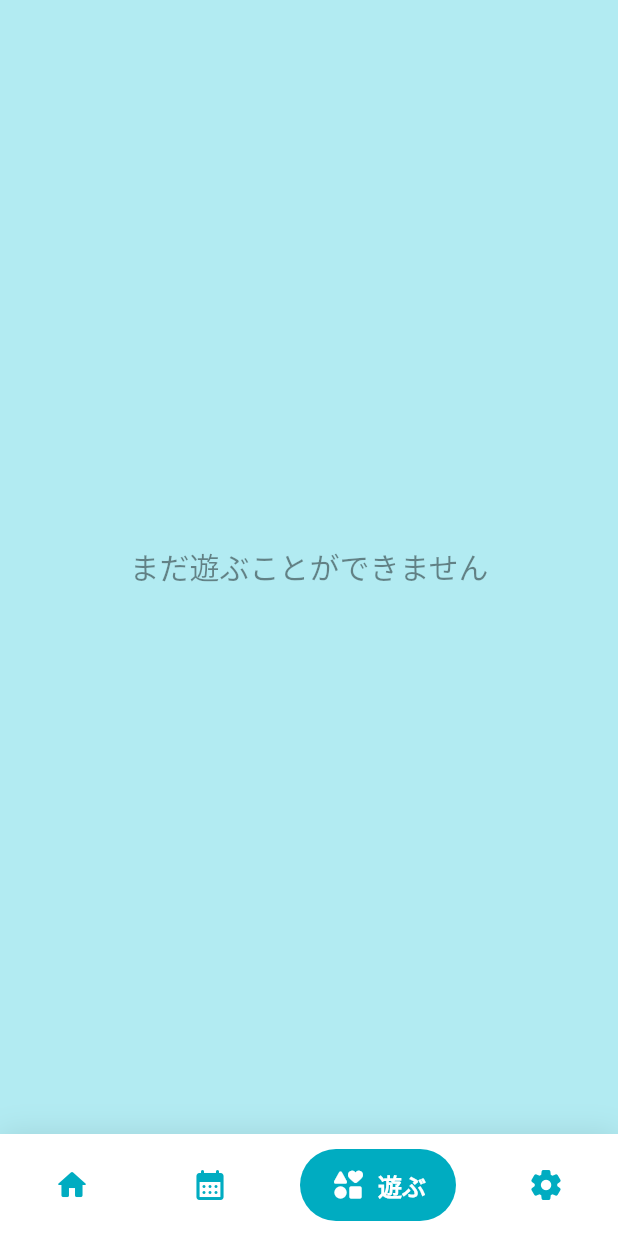
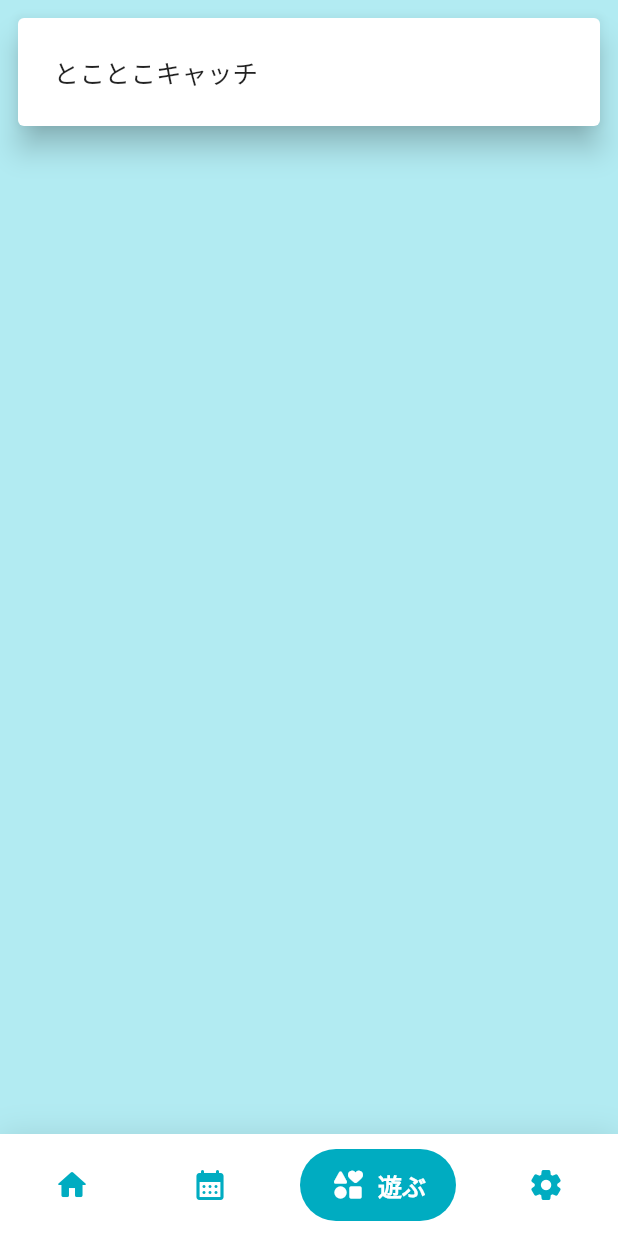
Before and after one commit to agora-creation/to_walk_app, a Flutter app: the screen it shows once a user with an empty profile is signed in, item 3 of the bottom bar chosen, on a phone screen of 412 x 824 dp. Run offline on Flutter 3.47's test engine with Material 2 defaults, Android fonts, the phone set to English and light mode, and no system bars; drawn by our look-alikes of google_nav_bar; our stand-ins replace cloud_firestore, firebase_auth, firebase_core, flutter_datetime_picker, introduction_screen, package_info_plus and 4 more; missing offline and left inert: age_calculator, bottom_picker, flame, health; accounts and stored records are empty; Roboto replaces fonts that are missing (TsunagiGothic).

Commit message:
202303023 commit

```diff
--- a/lib/helpers/style.dart
+++ b/lib/helpers/style.dart
@@ -39,6 +39,19 @@ const kSubTitleStyle = TextStyle(
 
 const healthAPI =
     '1087419833278-vv607sfh4g3am6sp77gvlot7jllju3li.apps.googleusercontent.com';
+
+const nextExpList = {
+  '0': 500,
+  '1': 1000,
+  '2': 1500,
+  '3': 2000,
+  '4': 2500,
+  '5': 3000,
+  '6': 3500,
+  '7': 4000,
+  '8': 4500,
+  '9': 5000,
+};
 
 const genderList = [
   Text('男性'),
--- a/lib/screens/game.dart
+++ b/lib/screens/game.dart
@@ -1,4 +1,6 @@
 import 'package:flutter/material.dart';
+import 'package:to_walk_app/helpers/functions.dart';
+import 'package:to_walk_app/screens/game_first.dart';
 
 class GameScreen extends StatefulWidget {
   const GameScreen({Key? key}) : super(key: key);
@@ -10,15 +12,23 @@ class GameScreen extends StatefulWidget {
 class _GameScreenState extends State<GameScreen> {
   @override
   Widget build(BuildContext context) {
-    return const SafeArea(
-      child: Center(
-        child: Text(
-          'まだ遊ぶことができません',
-          style: TextStyle(
-            color: Colors.black45,
-            fontSize: 20,
+    return SafeArea(
+      child: ListView(
+        padding: const EdgeInsets.all(8),
+        children: [
+          GestureDetector(
+            onTap: () => pushScreen(context, const GameFirstScreen()),
+            child: const Card(
+              elevation: 8,
+              child: Padding(
+                padding: EdgeInsets.all(8),
+                child: ListTile(
+                  title: Text('とことこキャッチ'),
+                ),
+              ),
+            ),
           ),
-        ),
+        ],
       ),
     );
   }
--- a/lib/widgets/custom_footer.dart
+++ b/lib/widgets/custom_footer.dart
@@ -102,6 +102,7 @@ class _CustomFooterState extends State<CustomFooter>
         });
       }
     }
+    await widget.userProvider.updateAlkLevelUp();
   }
 
   Future _close() async {
```
Also changed, not shown: lib/providers/user.dart (+22 -0 lines).
